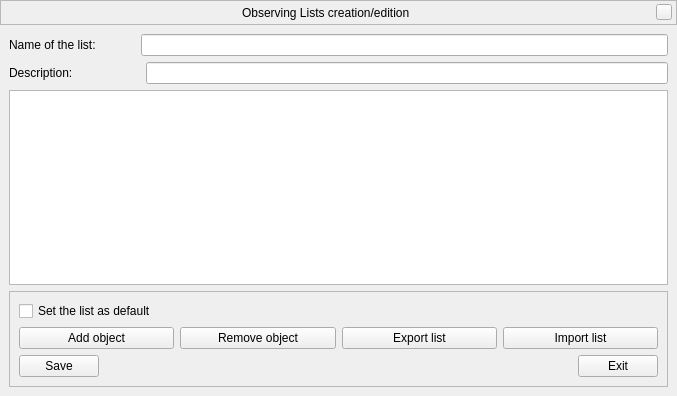
Above: src/gui/obsListCreateEditDialog.ui from Stellarium/stellarium before the change. Below: the same form after it.
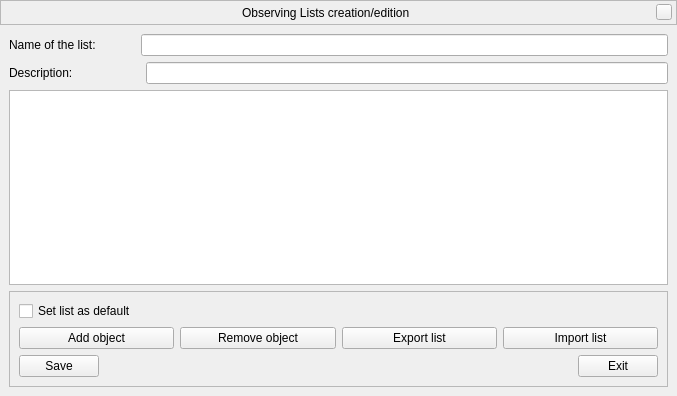
That is the form after the change. Custom widgets are drawn as their Qt base class.

The edit to the form file:
```diff
--- a/src/gui/obsListCreateEditDialog.ui
+++ b/src/gui/obsListCreateEditDialog.ui
@@ -153,7 +153,7 @@
               <number>3</number>
              </property>
              <property name="text">
-              <string>Set the list as default</string>
+              <string>Set list as default</string>
              </property>
             </widget>
            </item>
```
